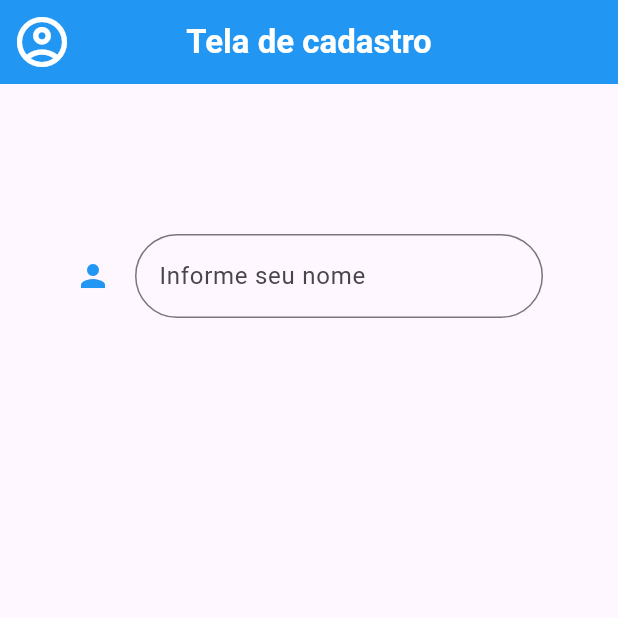
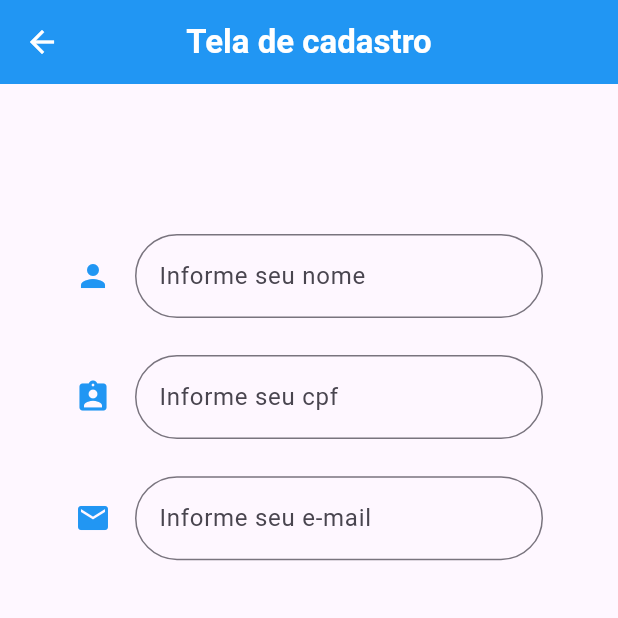
Before and after one commit to mussa010/ProvaParcial, a Flutter app: the screen it shows after launch, after a tap on "Login", after a tap on "Criar conta", on a phone screen of 412 x 824 dp, the top half of it. Run offline on Flutter 3.47's test engine with Material 3 defaults, Android fonts, the phone set to English and light mode, and no system bars; our stand-ins replace device_preview.

Commit message:
prova parcial

```diff
--- a/lib/model/user.dart
+++ b/lib/model/user.dart
@@ -8,6 +8,7 @@ class User {
 
   fromJson(Map<String, dynamic> json) {
     name = json['name'];
+    cpf = json['cpf'];
     mail = json['mail'];
     password = json['password'];
   }
@@ -15,6 +16,7 @@ class User {
   Map<String, dynamic> toJson() {
     final Map<String, dynamic> data = <String, dynamic>{};
     data['name'] = name;
+    data['cpf'] = cpf;
     data['mail'] = mail;
     data['password'] = password;
     return data;
@@ -43,4 +45,12 @@ class User {
   set setPassword(String password) {
     this.password = password;
   }
+
+  get getCpf {
+    return cpf;
+  }
+
+  set setCpf(String cpf) {
+    this.cpf = cpf;
+  }
 }
--- a/lib/view/createAccount.dart
+++ b/lib/view/createAccount.dart
@@ -33,10 +33,9 @@ class _CreateAccount extends State<CreateAccount> {
               fontWeight: FontWeight.bold,
             ),
           ),
-          leading: const Icon(
-            Icons.account_circle_outlined,
-            color: Colors.white,
-            size: 40,
+          leading: IconButton(
+            icon: const Icon(Icons.arrow_back, color: Colors.white),
+            onPressed: () => Navigator.pop(context),
           ),
           backgroundColor: Colors.blue,
         ),
@@ -54,16 +53,61 @@ class _CreateAccount extends State<CreateAccount> {
                     border: OutlineInputBorder(
                       borderRadius: BorderRadius.circular(50),
                     ),
-                    icon: const Icon(Icons.person, color: Colors.blue,)
-
-                  )
-                )
-
+                    icon: const Icon(Icons.person, color: Colors.blue)
+                  ),
+                  validator: (value) {
+                    if(value == null) {
+                      return 'Campo vazio';
+                    } else if(value.isEmpty) {
+                      return 'Campo vazio';
+                    }
+                    return null;
+                  }
+                ),
+                SizedBox(height: MediaQuery.of(context).size.height * 0.03),
+                TextFormField(
+                  keyboardType: TextInputType.emailAddress,
+                  controller: txtMail,
+                  decoration: InputDecoration(
+                    labelText: 'Informe seu cpf',
+                    border: OutlineInputBorder(
+                      borderRadius: BorderRadius.circular(50)
+                    ),
+                    icon: const Icon(Icons.assignment_ind,color: Colors.blue),
+                  ),
+                  validator: (value) {
+                    if(value == null) {
+                      return 'Campo vazio';
+                    } else if(value.isEmpty) {
+                      return 'Campo vazio';
+                    }
+                    return null;
+                  }
+                ),
+                SizedBox(height: MediaQuery.of(context).size.height * 0.03),
+                TextFormField(
+                  keyboardType: TextInputType.emailAddress,
+                  controller: txtMail,
+                  decoration: InputDecoration(
+                    labelText: 'Informe seu e-mail',
+                    border: OutlineInputBorder(
+                      borderRadius: BorderRadius.circular(50)
+                    ),
+                    icon: const Icon(Icons.email,color: Colors.blue),
+                  ),
+                  validator: (value) {
+                    if(value == null) {
+                      return 'Campo vazio';
+                    } else if(value.isEmpty) {
+                      return 'Campo vazio';
+                    }
+                    return null;
+                  }
+                ),
               ],)),
             )
           ],
-          crossAxisAlignment: CrossAxisAlignment.center,)
-
+          crossAxisAlignment: CrossAxisAlignment.center)
         )
 
     );
--- a/lib/view/login.dart
+++ b/lib/view/login.dart
@@ -59,11 +59,11 @@ class _Login extends State<Login> {
             child: Column(
               children: [
                 Container(
-                  height: MediaQuery.of(context).size.height / 4,
+                  height: MediaQuery.of(context).size.height / 8,
                   width: MediaQuery.of(context).size.width,
                   decoration: const BoxDecoration(
                   color: Colors.blue,
-                  borderRadius: BorderRadius.only(bottomLeft: Radius.circular(40)),
+                  borderRadius: BorderRadius.only(bottomLeft: Radius.circular(50))
                   ),
                   child: Container(
                     color: Colors.blue,
@@ -73,7 +73,7 @@ class _Login extends State<Login> {
                   ),
                 ),
                 Padding(
-                  padding: const EdgeInsets.fromLTRB(50, 100, 50, 50),
+                  padding: const EdgeInsets.fromLTRB(50, 50, 50, 50),
                   child: Form(
                   key: formKey,
                   child: Column(children: [
```
